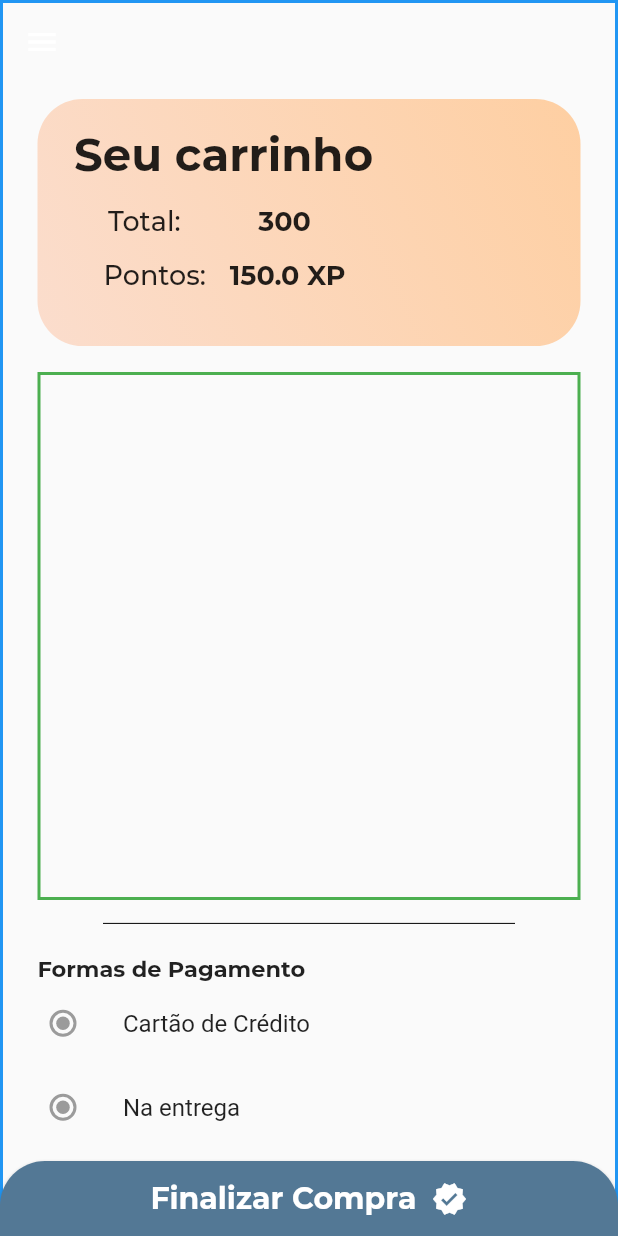
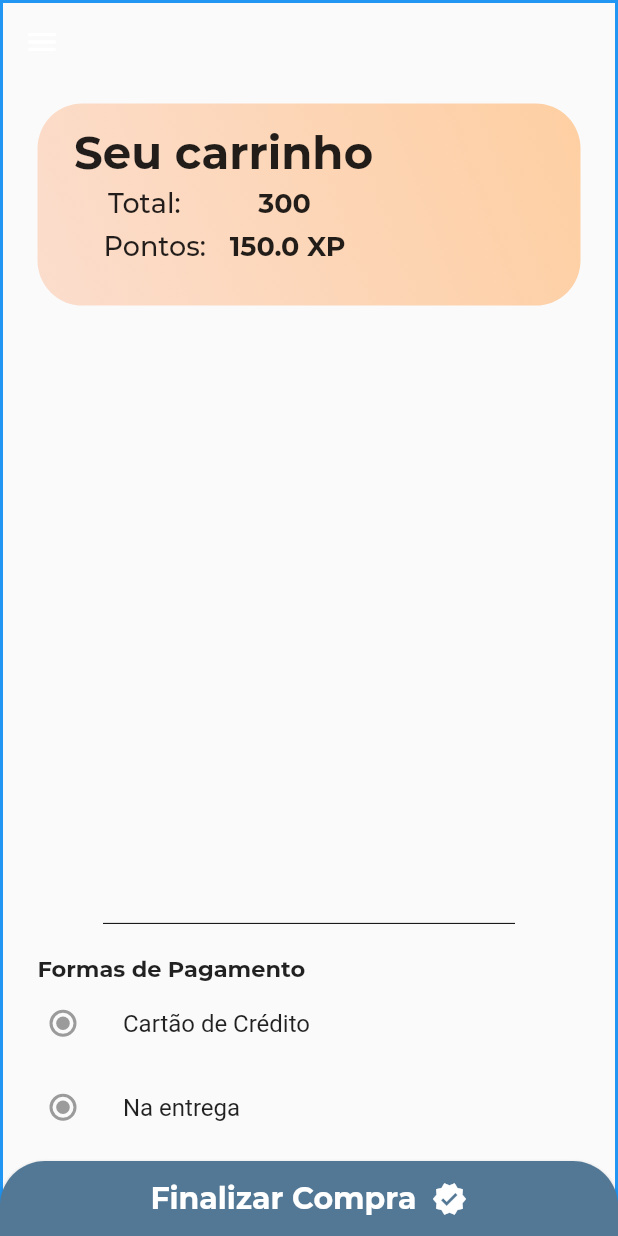
Before and after one commit to pedroelias520/Ewstore, a Flutter app: the screen it shows after launch, swiped to page 2, on a phone screen of 412 x 824 dp. Run offline on Flutter 3.47's test engine with Material 2 defaults, Android fonts, the phone set to English and light mode, and no system bars; our stand-ins replace auto_size_text, cloud_firestore; missing offline and left inert: dart:ffi; accounts and stored records are empty; project files that could hold a hidden picture were left out.

Commit message:
upgrade: updating a list views into screen

```diff
--- a/ewstore/lib/screens/shopping_screen.dart
+++ b/ewstore/lib/screens/shopping_screen.dart
@@ -25,7 +25,7 @@ class _ShoppingCartState extends State<ShoppingCart> {
           alignment: Alignment(0.0, -0.8),
           child: Container(
             width: screenWidth - 50,
-            height: screenHeight / 5,
+            height: screenHeight / 5 - 30,
             decoration: BoxDecoration(
                 borderRadius: BorderRadius.all(Radius.circular(30.0)),
                 gradient: LinearGradient(colors: [
@@ -65,7 +65,7 @@ class _ShoppingCartState extends State<ShoppingCart> {
           ),
         ),
         Align(
-          alignment: Alignment(0.0, 0.5),
+          alignment: Alignment(0.0, 0.4),
           child: Container(
             height: screenHeight,
             decoration: BoxDecoration(
@@ -80,11 +80,9 @@ class _ShoppingCartState extends State<ShoppingCart> {
                     child: Column(
                       children: [
                         Container(
-                          decoration: BoxDecoration(
-                              border:
-                                  Border.all(color: Colors.green, width: 2.0)),
+                          decoration: BoxDecoration(                              ),
                           height: screenHeight / 2 - 60,
-                          width: screenWidth - 50,
+                          width: screenWidth - 60,
                           child: ListView.builder(
                             itemBuilder: (context, index) {
                               return _ProdutcCart(context);
@@ -229,7 +227,7 @@ class _ShoppingCartState extends State<ShoppingCart> {
                       margin: EdgeInsets.only(bottom:10),
                       shape: RoundedRectangleBorder(
                           borderRadius: BorderRadius.circular(25)),
-                      color: Color.fromRGBO(236, 236, 236, 1),
+                      color: Color.fromRGBO(242, 242, 242, 1),
                       child: Container(
                         decoration: BoxDecoration(boxShadow: [new BoxShadow(color: Colors.transparent)]),
                         height: 120,
@@ -238,12 +236,13 @@ class _ShoppingCartState extends State<ShoppingCart> {
                             Container(
                               decoration: BoxDecoration(
                                 image: DecorationImage(
+                                    alignment: Alignment(0.0,0.0),
                                     image: new NetworkImage(
-                                        document['image'].toString()),
+                                        document['image'].toString(),scale: 0.8),
                                     repeat: ImageRepeat.noRepeat,
-                                    fit: BoxFit.cover),
+                                    fit: BoxFit.fill),
                                 shape: BoxShape.circle,
-                                color: Colors.white,
+                                color: Colors.transparent,
                               ),
                               width: 80,
                               height: 80,
@@ -266,7 +265,7 @@ class _ShoppingCartState extends State<ShoppingCart> {
                                   Align(
                                     alignment: Alignment(-0.7, -0.3),
                                     child: AutoSizeText(
-                                      "${document['price']}.00 RS",
+                                      "${document['price']} RS",
                                       style: TextStyle(
                                           fontSize: 20,
                                           fontFamily: 'MontserratM',
```
Also changed, not shown: 1 other file.
